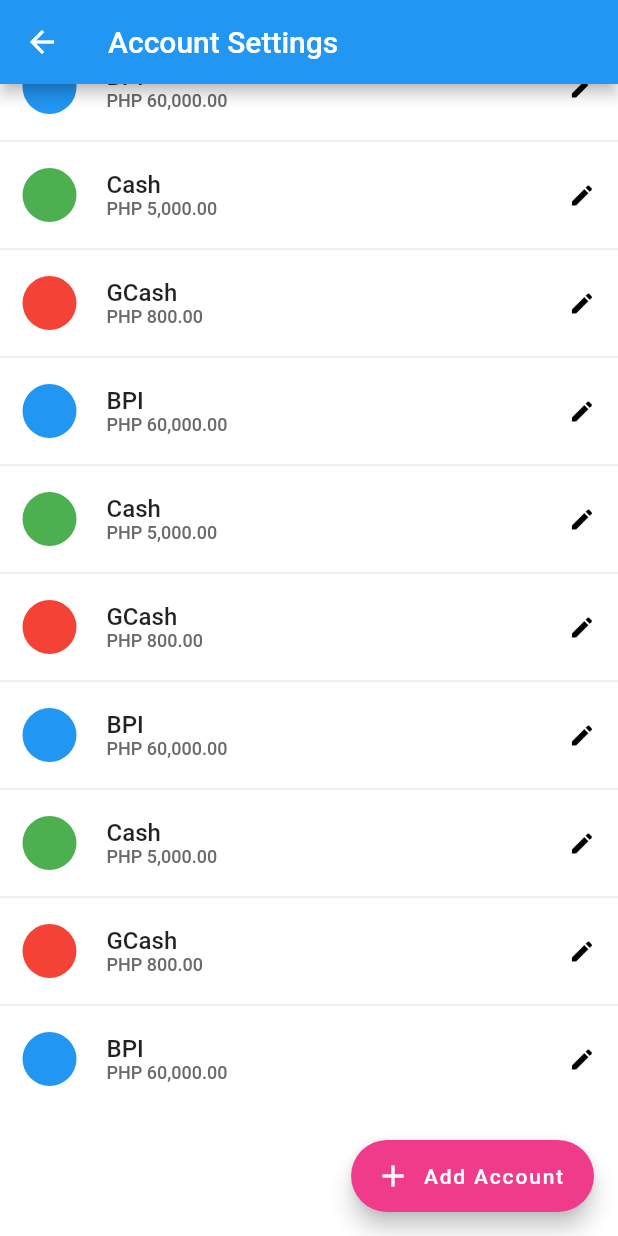
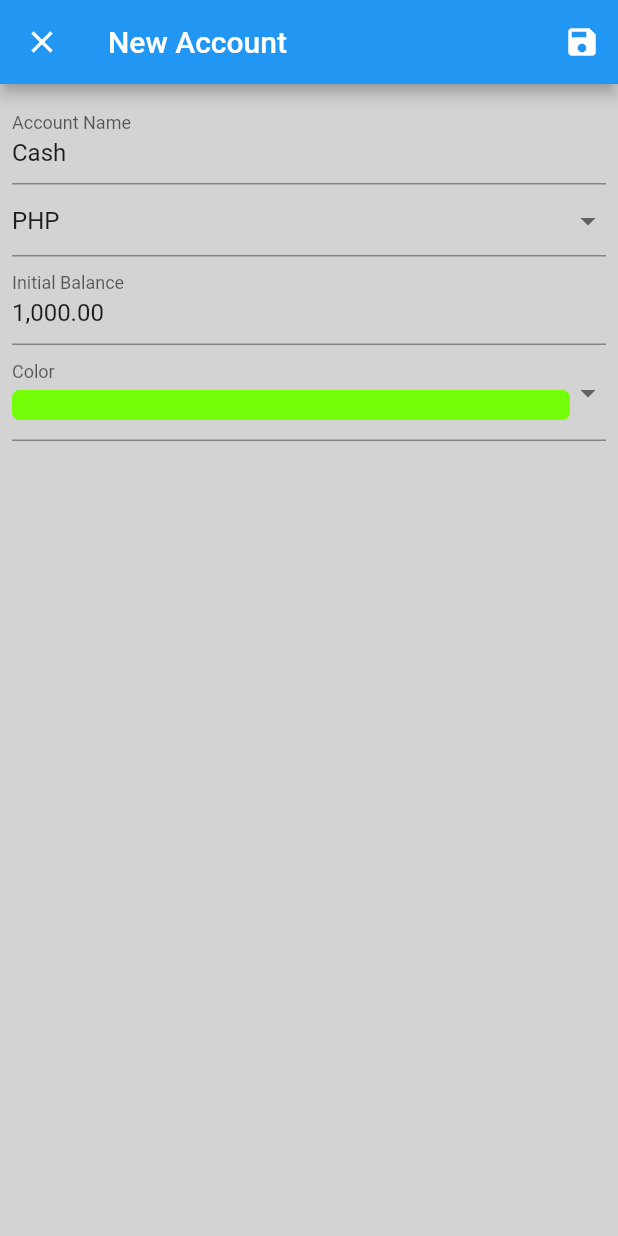
Before and after one commit to joneldominic/personal-finance-management-app, a Flutter app: the AccountSettingsView screen opened by its route, scrolled down 180 dp, after a tap on "Add Account", on a phone screen of 412 x 824 dp. Run offline on Flutter 3.47's test engine with Material 2 defaults, Android fonts, the light colour scheme and no system bars; our stand-ins replace freezed_annotation, logger, stacked, stacked_core, stacked_services; generated files the repository leaves out were written again.

Commit message:
[WIP] Added AccountDetailsView

```diff
--- a/lib/app/app.dart
+++ b/lib/app/app.dart
@@ -1,4 +1,5 @@
 import 'package:personal_finance_management_app/services/theme_service.dart';
+import 'package:personal_finance_management_app/ui/views/account/account_details/account_details_view.dart';
 import 'package:personal_finance_management_app/ui/views/account/account_settings/account_settings_view.dart';
 import 'package:personal_finance_management_app/ui/views/details/details_view.dart';
 import 'package:personal_finance_management_app/ui/views/main/main_view.dart';
@@ -9,7 +10,8 @@
 @StackedApp(routes: [
   MaterialRoute(page: StartUpView, initial: true),
   CupertinoRoute(page: MainView),
-  MaterialRoute(page: AccountSettingsView),
+  CupertinoRoute(page: AccountSettingsView),
+  CupertinoRoute(page: AccountDetailsView),
   CupertinoRoute(page: DetailsView),
 ], dependencies: [
   LazySingleton(classType: NavigationService),
--- a/lib/app/app.router.dart
+++ b/lib/app/app.router.dart
@@ -11,6 +11,7 @@
 import 'package:stacked/stacked.dart';
 import 'package:stacked_services/stacked_services.dart';
 
+import '../ui/views/account/account_details/account_details_view.dart';
 import '../ui/views/account/account_settings/account_settings_view.dart';
 import '../ui/views/details/details_view.dart';
 import '../ui/views/main/main_view.dart';
@@ -20,11 +21,13 @@
   static const String startUpView = '/';
   static const String mainView = '/main-view';
   static const String accountSettingsView = '/account-settings-view';
+  static const String accountDetailsView = '/account-details-view';
   static const String detailsView = '/details-view';
   static const all = <String>{
     startUpView,
     mainView,
     accountSettingsView,
+    accountDetailsView,
     detailsView,
   };
 }
@@ -36,6 +39,7 @@
     RouteDef(Routes.startUpView, page: StartUpView),
     RouteDef(Routes.mainView, page: MainView),
     RouteDef(Routes.accountSettingsView, page: AccountSettingsView),
+    RouteDef(Routes.accountDetailsView, page: AccountDetailsView),
     RouteDef(Routes.detailsView, page: DetailsView),
   ];
   @override
@@ -54,8 +58,17 @@
       );
     },
     AccountSettingsView: (data) {
-      return MaterialPageRoute<dynamic>(
+      return CupertinoPageRoute<dynamic>(
         builder: (context) => const AccountSettingsView(),
+        settings: data,
+      );
+    },
+    AccountDetailsView: (data) {
+      var args = data.getArgs<AccountDetailsViewArguments>(
+        orElse: () => AccountDetailsViewArguments(),
+      );
+      return CupertinoPageRoute<dynamic>(
+        builder: (context) => AccountDetailsView(key: args.key),
         settings: data,
       );
     },
@@ -77,6 +90,12 @@
 /// ************************************************************************
 /// Arguments holder classes
 /// *************************************************************************
+
+/// AccountDetailsView arguments holder class
+class AccountDetailsViewArguments {
+  final Key? key;
+  AccountDetailsViewArguments({this.key});
+}
 
 /// DetailsView arguments holder class
 class DetailsViewArguments {
@@ -138,6 +157,24 @@
     );
   }
 
+  Future<dynamic> navigateToAccountDetailsView({
+    Key? key,
+    int? routerId,
+    bool preventDuplicates = true,
+    Map<String, String>? parameters,
+    Widget Function(BuildContext, Animation<double>, Animation<double>, Widget)?
+        transition,
+  }) async {
+    return navigateTo(
+      Routes.accountDetailsView,
+      arguments: AccountDetailsViewArguments(key: key),
+      id: routerId,
+      preventDuplicates: preventDuplicates,
+      parameters: parameters,
+      transition: transition,
+    );
+  }
+
   Future<dynamic> navigateToDetailsView({
     Key? key,
     String name = '',
--- /dev/null
+++ b/lib/ui/views/account/account_details/account_details_view.dart
@@ -0,0 +1,151 @@
+import 'package:flutter/material.dart';
+import 'package:personal_finance_management_app/core/utils/static_item_helpers.dart';
+import 'package:personal_finance_management_app/core/utils/ui_helpers.dart';
+import 'package:personal_finance_management_app/ui/themes/custom_theme.dart';
+import 'package:personal_finance_management_app/ui/views/account/account_details/account_details_view.form.dart';
+import 'package:personal_finance_management_app/ui/views/account/account_details/account_details_viewmodel.dart';
+import 'package:stacked/stacked.dart';
+import 'package:stacked/stacked_annotations.dart';
+
+// View: Shows the UI to the user.
+// Single widgets also qualify as views
+// (for consistency in terminology) a view,
+// in this case, is not a "Page"
+// it's just a UI representation.
+
+@FormView(fields: [
+  FormTextField(initialValue: '', name: 'accountName'),
+  FormDropdownField(
+    name: 'currency',
+    items: currencyStaticDropdownItems,
+  ),
+  FormTextField(initialValue: '', name: 'balance'),
+  FormDropdownField(
+    name: 'color',
+    items: colorStaticDropdownItems,
+  ),
+])
+class AccountDetailsView extends StatelessWidget with $AccountDetailsView {
+  AccountDetailsView({Key? key}) : super(key: key);
+
+  // TODO: Decoration and theming (Backgroundcolor, Focus Colors)
+  // TODO: Wrap with scrollable
+  // TODO: Breakdown components into builders
+  @override
+  Widget build(BuildContext context) {
+    final customTheme = Theme.of(context).extension<CustomTheme>()!;
+
+    return ViewModelBuilder<AccountDetailsViewModel>.nonReactive(
+      viewModelBuilder: () => AccountDetailsViewModel(),
+      onModelReady: (model) {
+        listenToFormUpdated(model);
+        model.initForm(
+            accountNameController: accountNameController,
+            balanceController: balanceController);
+      },
+      onDispose: (_) => disposeForm(),
+      builder: (context, model, child) => Scaffold(
+        appBar: AppBar(
+          backgroundColor: customTheme.appBarBackgroundColor,
+          title: const Text("New Account"),
+          leading: IconButton(
+            icon: const Icon(Icons.close),
+            onPressed: model.popCurrentView,
+          ),
+          actions: <Widget>[
+            IconButton(
+              icon: const Icon(Icons.save),
+              tooltip:
+                  'Save New Account', // TODO: Conditionally render message for update
+              onPressed: () {},
+            ),
+          ],
+        ),
+        body: Padding(
+          padding: const EdgeInsets.all(8.0),
+          child: Column(
+            children: [
+              TextField(
+                key: const ValueKey(AccountNameValueKey),
+                decoration: const InputDecoration(labelText: 'Account Name'),
+                controller: accountNameController,
+              ),
+              DropdownButtonFormField(
+                key: const ValueKey(CurrencyValueKey),
+                value: model.currencyValue,
+                items: CurrencyValueToTitleMap.keys
+                    .map(
+                      (value) => DropdownMenuItem<String>(
+                        key: ValueKey('$value key'),
+                        value: value,
+                        child: Text(CurrencyValueToTitleMap[value]!),
+                      ),
+                    )
+                    .toList(),
+                onChanged: (String? value) {},
+              ),
+              TextField(
+                key: const ValueKey(BalanceValueKey),
+                decoration: const InputDecoration(
+                    labelText:
+                        'Initial Balance'), // TODO: Conditionally render message for update
+
+                controller: balanceController,
+                keyboardType: TextInputType
+                    .number, // TODO: Improve filter (don't allow multiple period); Improve formatting with comma
+              ),
+              DropdownButtonFormField(
+                key: const ValueKey(ColorValueKey),
+                value: model.colorValue,
+                decoration: const InputDecoration(
+                  label: Text("Color"),
+                  // enabledBorder: OutlineInputBorder(
+                  //   borderSide: BorderSide(color: Colors.blue, width: 2),
+                  //   borderRadius: BorderRadius.circular(20),
+                  // ),
+                  // border: OutlineInputBorder(
+                  //   borderSide: BorderSide(color: Colors.blue, width: 2),
+                  //   borderRadius: BorderRadius.circular(20),
+                  // ),
+                  // filled: true,
+                  // fillColor: Colors.blueAccent,
+                ),
+                selectedItemBuilder: (context) =>
+                    ColorValueToTitleMap.keys.map<Widget>((value) {
+                  return Container(
+                    height: 20,
+                    width: screenWidth(context) - 40,
+                    decoration: BoxDecoration(
+                      borderRadius: BorderRadius.circular(5),
+                      color: Color(
+                        int.parse(ColorValueToTitleMap[value]!),
+                      ),
+                    ),
+                  );
+                }).toList(),
+                items: ColorValueToTitleMap.keys
+                    .map(
+                      (value) => DropdownMenuItem<String>(
+                        key: ValueKey('$value key'),
+                        value: value,
+                        child: Container(
+                          height: 20,
+                          decoration: BoxDecoration(
+                            borderRadius: BorderRadius.circular(5),
+                            color: Color(
+                              int.parse(ColorValueToTitleMap[value]!),
+                            ),
+                          ),
+                        ),
+                      ),
+                    )
+                    .toList(),
+                onChanged: (String? value) => model.setColor(value!),
+              ),
+            ],
+          ),
+        ),
+      ),
+    );
+  }
+}
--- /dev/null
+++ b/lib/ui/views/account/account_details/account_details_view.form.dart
@@ -0,0 +1,172 @@
+// GENERATED CODE - DO NOT MODIFY BY HAND
+
+// **************************************************************************
+// StackedFormGenerator
+// **************************************************************************
+
+// ignore_for_file: public_member_api_docs,  constant_identifier_names, non_constant_identifier_names,unnecessary_this
+
+import 'package:flutter/material.dart';
+import 'package:stacked/stacked.dart';
+
+const String AccountNameValueKey = 'accountName';
+const String CurrencyValueKey = 'currency';
+const String BalanceValueKey = 'balance';
+const String ColorValueKey = 'color';
+
+final Map<String, String> CurrencyValueToTitleMap = {
+  'PHP': 'PHP',
+  'USD': 'USD',
+};
+final Map<String, String> ColorValueToTitleMap = {
+  '0xff74fe07': '0xff74fe07',
+  '0xfff03b8a': '0xfff03b8a',
+};
+
+final Map<String, TextEditingController>
+    _AccountDetailsViewTextEditingControllers = {};
+
+final Map<String, FocusNode> _AccountDetailsViewFocusNodes = {};
+
+final Map<String, String? Function(String?)?>
+    _AccountDetailsViewTextValidations = {
+  AccountNameValueKey: null,
+  BalanceValueKey: null,
+};
+
+mixin $AccountDetailsView on StatelessWidget {
+  TextEditingController get accountNameController =>
+      _getFormTextEditingController(AccountNameValueKey);
+  TextEditingController get balanceController =>
+      _getFormTextEditingController(BalanceValueKey);
+  FocusNode get accountNameFocusNode => _getFormFocusNode(AccountNameValueKey);
+  FocusNode get balanceFocusNode => _getFormFocusNode(BalanceValueKey);
+
+  TextEditingController _getFormTextEditingController(String key,
+      {String? initialValue}) {
+    if (_AccountDetailsViewTextEditingControllers.containsKey(key)) {
+      return _AccountDetailsViewTextEditingControllers[key]!;
+    }
+    _AccountDetailsViewTextEditingControllers[key] =
+        TextEditingController(text: initialValue);
+    return _AccountDetailsViewTextEditingControllers[key]!;
+  }
+
+  FocusNode _getFormFocusNode(String key) {
+    if (_AccountDetailsViewFocusNodes.containsKey(key)) {
+      return _AccountDetailsViewFocusNodes[key]!;
+    }
+    _AccountDetailsViewFocusNodes[key] = FocusNode();
+    return _AccountDetailsViewFocusNodes[key]!;
+  }
+
+  /// Registers a listener on every generated controller that calls [model.setData()]
+  /// with the latest textController values
+  void listenToFormUpdated(FormViewModel model) {
+    accountNameController.addListener(() => _updateFormData(model));
+    balanceController.addListener(() => _updateFormData(model));
+  }
+
+  final bool _autoTextFieldValidation = true;
+  bool validateFormFields(FormViewModel model) {
+    _updateFormData(model, forceValidate: true);
+    return model.isFormValid;
+  }
+
+  /// Updates the formData on the FormViewModel
+  void _updateFormData(FormViewModel model, {bool forceValidate = false}) {
+    model.setData(
+      model.formValueMap
+        ..addAll({
+          AccountNameValueKey: accountNameController.text,
+          BalanceValueKey: balanceController.text,
+        }),
+    );
+    if (_autoTextFieldValidation || forceValidate) {
+      _updateValidationData(model);
+    }
+  }
+
+  /// Updates the fieldsValidationMessages on the FormViewModel
+  void _updateValidationData(FormViewModel model) =>
+      model.setValidationMessages({
+        AccountNameValueKey: _getValidationMessage(AccountNameValueKey),
+        BalanceValueKey: _getValidationMessage(BalanceValueKey),
+      });
+
+  /// Returns the validation message for the given key
+  String? _getValidationMessage(String key) {
+    final validatorForKey = _AccountDetailsViewTextValidations[key];
+    if (validatorForKey == null) return null;
+    String? validationMessageForKey =
+        validatorForKey(_AccountDetailsViewTextEditingControllers[key]!.text);
+    return validationMessageForKey;
+  }
+
+  /// Calls dispose on all the generated controllers and focus nodes
+  void disposeForm() {
+    // The dispose function for a TextEditingController sets all listeners to null
+
+    for (var controller in _AccountDetailsViewTextEditingControllers.values) {
+      controller.dispose();
+    }
+    for (var focusNode in _AccountDetailsViewFocusNodes.values) {
+      focusNode.dispose();
+    }
+
+    _AccountDetailsViewTextEditingControllers.clear();
+    _AccountDetailsViewFocusNodes.clear();
+  }
+}
+
+extension ValueProperties on FormViewModel {
+  bool get isFormValid =>
+      this.fieldsValidationMessages.values.every((element) => element == null);
+  String? get accountNameValue =>
+      this.formValueMap[AccountNameValueKey] as String?;
+  String? get currencyValue => this.formValueMap[CurrencyValueKey] as String?;
+  String? get balanceValue => this.formValueMap[BalanceValueKey] as String?;
+  String? get colorValue => this.formValueMap[ColorValueKey] as String?;
+
+  bool get hasAccountName => this.formValueMap.containsKey(AccountNameValueKey);
+  bool get hasCurrency => this.formValueMap.containsKey(CurrencyValueKey);
+  bool get hasBalance => this.formValueMap.containsKey(BalanceValueKey);
+  bool get hasColor => this.formValueMap.containsKey(ColorValueKey);
+
+  bool get hasAccountNameValidationMessage =>
+      this.fieldsValidationMessages[AccountNameValueKey]?.isNotEmpty ?? false;
+  bool get hasCurrencyValidationMessage =>
+      this.fieldsValidationMessages[CurrencyValueKey]?.isNotEmpty ?? false;
+  bool get hasBalanceValidationMessage =>
+      this.fieldsValidationMessages[BalanceValueKey]?.isNotEmpty ?? false;
+  bool get hasColorValidationMessage =>
+      this.fieldsValidationMessages[ColorValueKey]?.isNotEmpty ?? false;
+
+  String? get accountNameValidationMessage =>
+      this.fieldsValidationMessages[AccountNameValueKey];
+  String? get currencyValidationMessage =>
+      this.fieldsValidationMessages[CurrencyValueKey];
+  String? get balanceValidationMessage =>
+      this.fieldsValidationMessages[BalanceValueKey];
+  String? get colorValidationMessage =>
+      this.fieldsValidationMessages[ColorValueKey];
+}
+
+extension Methods on FormViewModel {
+  void setCurrency(String currency) {
+    this.setData(this.formValueMap..addAll({CurrencyValueKey: currency}));
+  }
+
+  void setColor(String color) {
+    this.setData(this.formValueMap..addAll({ColorValueKey: color}));
+  }
+
+  setAccountNameValidationMessage(String? validationMessage) =>
+      this.fieldsValidationMessages[AccountNameValueKey] = validationMessage;
+  setCurrencyValidationMessage(String? validationMessage) =>
+      this.fieldsValidationMessages[CurrencyValueKey] = validationMessage;
+  setBalanceValidationMessage(String? validationMessage) =>
+      this.fieldsValidationMessages[BalanceValueKey] = validationMessage;
+  setColorValidationMessage(String? validationMessage) =>
+      this.fieldsValidationMessages[ColorValueKey] = validationMessage;
+}
--- /dev/null
+++ b/lib/ui/views/account/account_details/account_details_viewmodel.dart
@@ -0,0 +1,35 @@
+import 'package:flutter/material.dart';
+import 'package:personal_finance_management_app/app/app.locator.dart';
+import 'package:personal_finance_management_app/app/app.logger.dart';
+import 'package:personal_finance_management_app/ui/views/account/account_details/account_details_view.form.dart';
+import 'package:stacked/stacked.dart';
+import 'package:stacked_services/stacked_services.dart';
+
+// ViewModel: Manages the state of the View,
+// business logic, and any other logic as required from user interaction.
+// It does this by making use of the services
+
+class AccountDetailsViewModel extends FormViewModel {
+  final _logger = getLogger("AccountDetailsViewModel");
+
+  final _navigationService = locator<NavigationService>();
+
+  void initForm({
+    required TextEditingController accountNameController,
+    required TextEditingController balanceController,
+  }) {
+    // TODO: initialize data here
+    setColor('0xff74fe07');
+    setCurrency('PHP');
+    accountNameController.text = "Cash";
+    balanceController.text = "1,000.00";
+  }
+
+  void popCurrentView() => _navigationService.popRepeated(1);
+
+  @override
+  void setFormStatus() {
+    // TODO: implement setFormStatus
+    _logger.i('Set form value with data: $formValueMap');
+  }
+}
--- a/lib/ui/views/account/account_settings/account_settings_view.dart
+++ b/lib/ui/views/account/account_settings/account_settings_view.dart
@@ -68,7 +68,7 @@
               floatingActionButton: FloatingActionButton.extended(
                 backgroundColor: customTheme.primaryAccent,
                 foregroundColor: Colors.white,
-                onPressed: model.navigateToNewAccount,
+                onPressed: model.navigateToAccountDetails,
                 icon: const Icon(Icons.add),
                 label: const Text("Add Account"),
               ),
--- a/lib/ui/views/account/account_settings/account_settings_viewmodel.dart
+++ b/lib/ui/views/account/account_settings/account_settings_viewmodel.dart
@@ -10,6 +10,6 @@
 class AccountSettingsViewModel extends BaseViewModel {
   final _navigationService = locator<NavigationService>();
 
-  void navigateToNewAccount() =>
-      print("TODO: navigate to new account / pop-up dialog");
+  void navigateToAccountDetails() =>
+      _navigationService.navigateTo(Routes.accountDetailsView);
 }
--- a/lib/ui/views/account/accounts_card/accounts_card_view.dart
+++ b/lib/ui/views/account/accounts_card/accounts_card_view.dart
@@ -78,7 +78,7 @@
                   color: Colors.deepPurple,
                 ),
                 GestureDetector(
-                  onTap: model.navigateToNewAccount,
+                  onTap: model.navigateToAccountDetails,
                   child: const AccountThumbnail(isAddAccount: true),
                 ),
               ],
--- a/lib/ui/views/account/accounts_card/accounts_card_viewmodel.dart
+++ b/lib/ui/views/account/accounts_card/accounts_card_viewmodel.dart
@@ -13,6 +13,6 @@
   void navigateToAccountSettings() =>
       _navigationService.navigateTo(Routes.accountSettingsView);
 
-  void navigateToNewAccount() =>
-      print("TODO: navigate to new account / pop-up dialog");
+  void navigateToAccountDetails() =>
+      _navigationService.navigateTo(Routes.accountDetailsView);
 }
```
Also changed, not shown: lib/core/utils/static_item_helpers.dart (added, +24 -0 lines).
